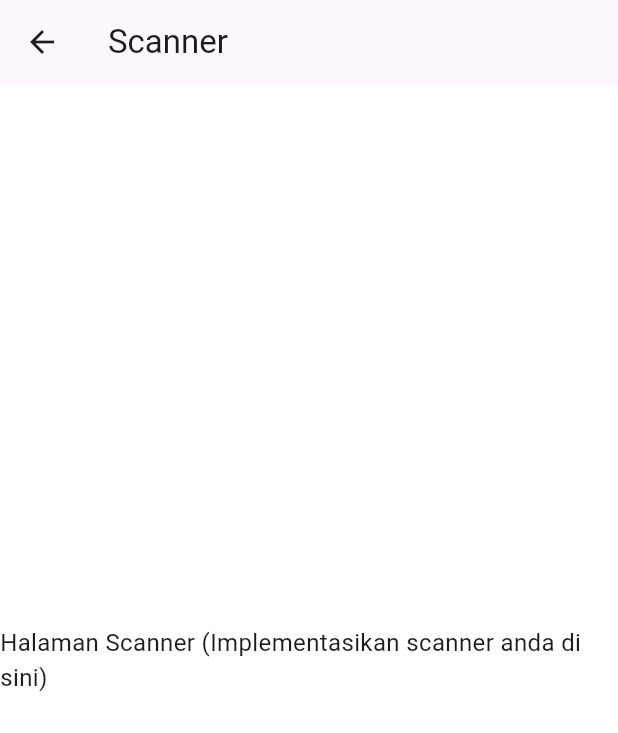
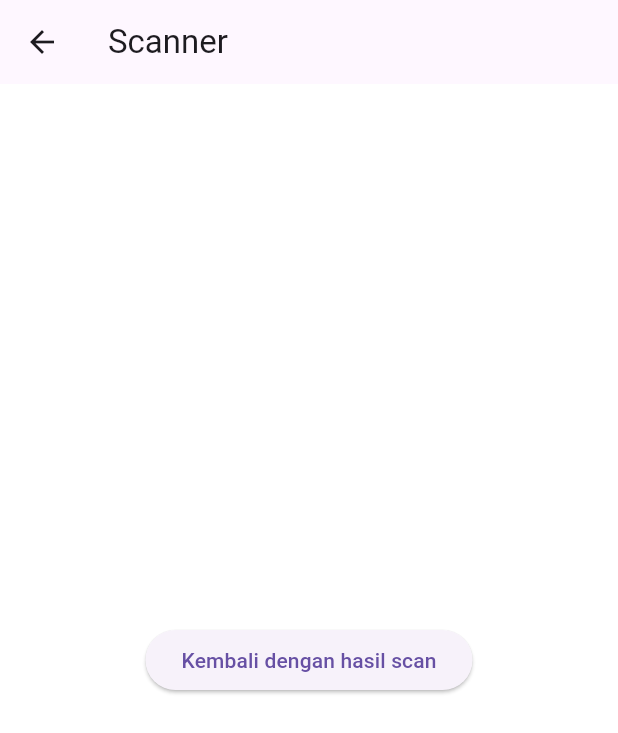
Before and after one commit to agstydva/dpbo, a Flutter app: the ScanPage screen opened directly, after a tap on the "center focus strong" icon, on a phone screen of 412 x 824 dp. Shown: the top 733 px of the screen. Run offline on Flutter 3.47's test engine with Material 3 defaults, Android fonts, the phone set to English and light mode, and no system bars; our stand-ins replace flutter_map, latlong2, shared_preferences; accounts and stored records are empty.

Commit message:
Update scan_page.dart

```diff
--- a/my_app/lib/screens/scan_page.dart
+++ b/my_app/lib/screens/scan_page.dart
@@ -1,12 +1,17 @@
 import 'package:flutter/material.dart';
 
-class ScanPage extends StatelessWidget {
+class ScanPage extends StatefulWidget {
   const ScanPage({super.key});
 
   @override
+  _ScanPageState createState() => _ScanPageState();
+}
+
+class _ScanPageState extends State<ScanPage> {
+  String? _result; // Variabel untuk menyimpan hasil scan
+
+  @override
   Widget build(BuildContext context) {
-    String? result; // Variable untuk menyimpan hasil scan
-
     return Scaffold(
       appBar: AppBar(
         title: const Text("Scan Page"),
@@ -16,7 +21,7 @@ class ScanPage extends StatelessWidget {
           mainAxisAlignment: MainAxisAlignment.center,
           children: [
             Text(
-              result ?? 'Data belum tersedia',
+              _result ?? 'Data belum tersedia',
               style: const TextStyle(
                 fontWeight: FontWeight.bold,
                 fontSize: 20,
@@ -25,9 +30,7 @@ class ScanPage extends StatelessWidget {
             const SizedBox(height: 20),
             FloatingActionButton(
               child: const Icon(Icons.center_focus_strong),
-              onPressed: () {
-                _openScanner(context);
-              },
+              onPressed: () => _openScanner(context), // Perbaiki pemanggilan fungsi
             ),
           ],
         ),
@@ -35,12 +38,19 @@ class ScanPage extends StatelessWidget {
     );
   }
 
-  void _openScanner(BuildContext context) {
-    // Navigasi ke halaman scanner (ScannerPage perlu Anda buat)
-    Navigator.push(
+  Future<void> _openScanner(BuildContext context) async {
+    // Navigasi ke halaman scanner dan tunggu hasilnya
+    final result = await Navigator.push(
       context,
       MaterialPageRoute(builder: (context) => const ScannerPage()),
     );
+
+    // Menyimpan hasil scan ke variabel _result
+    if (result != null) {
+      setState(() {
+        _result = result.toString();
+      });
+    }
   }
 }
 
@@ -54,9 +64,12 @@ class ScannerPage extends StatelessWidget {
         title: const Text("Scanner"),
       ),
       body: Center(
-        child: const Text(
-          "Halaman Scanner (Implementasikan scanner anda di sini)",
-          style: TextStyle(fontSize: 16),
+        child: ElevatedButton(
+          onPressed: () {
+            // Menutup halaman scanner dan mengirimkan hasil scan
+            Navigator.pop(context, 'Hasil scan berhasil');
+          },
+          child: const Text('Kembali dengan hasil scan'),
         ),
       ),
     );
```
